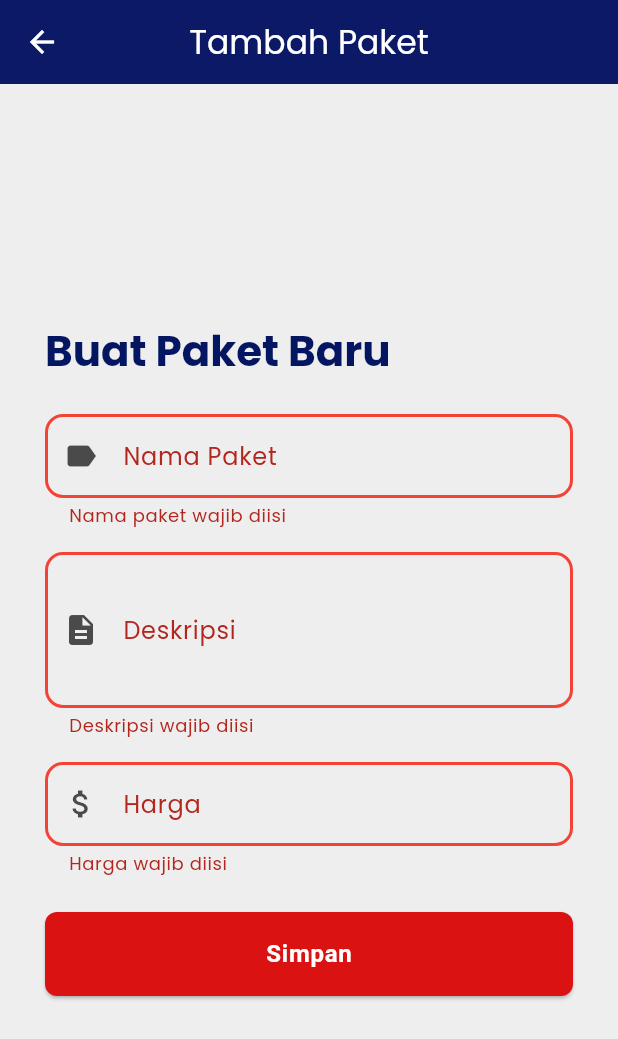
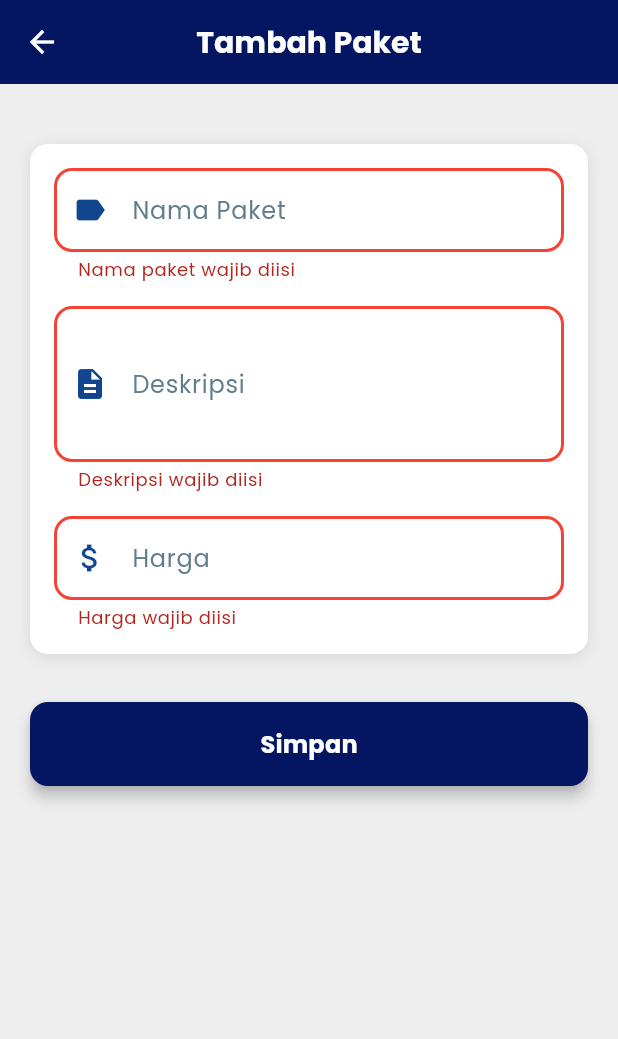
Before and after one commit to Arafian01/Flutter-Project, a Flutter app: the AddPaketPage screen opened by its route, after a tap on "Simpan", on a phone screen of 412 x 824 dp. Shown: the top 1039 px of the screen. Run offline on Flutter 3.47's test engine with Material 3 defaults, Android fonts, the phone set to English and light mode, and no system bars; our stand-ins replace cloud_firestore, firebase_auth, firebase_core, flutter_secure_storage, flutter_staggered_animations, google_fonts and 4 more; missing offline and left inert: dart_frog, postgres; accounts and stored records are empty.

Commit message:
Update add_paket_page.dart

```diff
--- a/project_wifi/lib/pages/admin/paket/add_paket_page.dart
+++ b/project_wifi/lib/pages/admin/paket/add_paket_page.dart
@@ -19,19 +19,19 @@ class _AddPaketPageState extends State<AddPaketPage> with SingleTickerProviderSt
   bool _isSaving = false;
   late AnimationController _controller;
   late Animation<double> _fadeAnimation;
-  late Animation<double> _scaleAnimation;
+  late Animation<Offset> _slideAnimation;
 
   @override
   void initState() {
     super.initState();
     _controller = AnimationController(
       vsync: this,
-      duration: const Duration(milliseconds: 500),
+      duration: const Duration(milliseconds: 600),
     );
     _fadeAnimation = Tween<double>(begin: 0.0, end: 1.0).animate(
       CurvedAnimation(parent: _controller, curve: Curves.easeInOut),
     );
-    _scaleAnimation = Tween<double>(begin: 0.8, end: 1.0).animate(
+    _slideAnimation = Tween<Offset>(begin: const Offset(0, 0.2), end: Offset.zero).animate(
       CurvedAnimation(parent: _controller, curve: Curves.easeInOut),
     );
     _controller.forward();
@@ -77,19 +77,37 @@ class _AddPaketPageState extends State<AddPaketPage> with SingleTickerProviderSt
     showDialog(
       context: context,
       builder: (_) => AlertDialog(
-        shape: RoundedRectangleBorder(borderRadius: BorderRadius.circular(AppSizes.radiusMedium)),
+        shape: RoundedRectangleBorder(borderRadius: BorderRadius.circular(12)),
+        backgroundColor: AppColors.white,
         title: Row(
           children: [
-            Icon(Icons.error, color: AppColors.accentRed, size: AppSizes.iconSizeMedium),
-            const SizedBox(width: AppSizes.paddingSmall),
-            const Text('Gagal'),
+            const Icon(Icons.error, color: AppColors.accentRed, size: 24),
+            const SizedBox(width: 8),
+            Text(
+              'Gagal',
+              style: Theme.of(context).textTheme.titleMedium?.copyWith(
+                color: AppColors.primaryBlue,
+                fontWeight: FontWeight.bold,
+              ),
+            ),
           ],
         ),
-        content: Text(message, style: Theme.of(context).textTheme.bodyMedium),
+        content: Text(
+          message,
+          style: Theme.of(context).textTheme.bodyMedium?.copyWith(
+            color: AppColors.textSecondaryBlue,
+          ),
+        ),
         actions: [
           TextButton(
             onPressed: () => Navigator.pop(context),
-            child: const Text('OK', style: TextStyle(color: AppColors.accentRed)),
+            child: Text(
+              'OK',
+              style: Theme.of(context).textTheme.bodyMedium?.copyWith(
+                color: AppColors.accentRed,
+                fontWeight: FontWeight.bold,
+              ),
+            ),
           ),
         ],
       ),
@@ -98,104 +116,182 @@ class _AddPaketPageState extends State<AddPaketPage> with SingleTickerProviderSt
 
   @override
   Widget build(BuildContext context) {
-    final isSmallScreen = MediaQuery.of(context).size.width < 600;
-
     return Scaffold(
       backgroundColor: AppColors.backgroundLight,
       appBar: AppBar(
         backgroundColor: AppColors.primaryBlue,
-        title: const Text('Tambah Paket'),
-        foregroundColor: AppColors.white,
-        centerTitle: true,
+        title: const Text(
+          'Tambah Paket',
+          style: TextStyle(
+            color: AppColors.white,
+            fontWeight: FontWeight.bold,
+            fontSize: 20,
+          ),
+        ),
         leading: IconButton(
-          icon: const Icon(Icons.arrow_back, size: AppSizes.iconSizeMedium),
+          icon: const Icon(Icons.arrow_back, color: AppColors.white, size: 24),
           onPressed: () => Navigator.pop(context),
           tooltip: 'Kembali',
         ),
+        centerTitle: true,
+        elevation: 0,
       ),
-      body: Center(
-        child: Container(
-          constraints: const BoxConstraints(maxWidth: 400),
-          padding: const EdgeInsets.all(AppSizes.paddingLarge),
+      body: SafeArea(
         child: SingleChildScrollView(
+          padding: const EdgeInsets.symmetric(horizontal: 20, vertical: 16),
           child: FadeTransition(
             opacity: _fadeAnimation,
-              child: ScaleTransition(
-                scale: _scaleAnimation,
+            child: SlideTransition(
+              position: _slideAnimation,
               child: Form(
                 key: _formKey,
                 child: Column(
-                    mainAxisSize: MainAxisSize.min,
-                    crossAxisAlignment: CrossAxisAlignment.start,
+                  crossAxisAlignment: CrossAxisAlignment.stretch,
                   children: [
-                      Text(
-                        'Buat Paket Baru',
-                        style: Theme.of(context).textTheme.headlineMedium?.copyWith(
-                          color: AppColors.primaryBlue,
-                          fontWeight: FontWeight.bold,
+                    const SizedBox(height: 24),
+                    Container(
+                      decoration: BoxDecoration(
+                        color: AppColors.white,
+                        borderRadius: BorderRadius.circular(12),
+                        boxShadow: [
+                          BoxShadow(
+                            color: Colors.black.withOpacity(0.1),
+                            blurRadius: 8,
+                            offset: const Offset(0, 2),
                           ),
+                        ],
                       ),
-                      const SizedBox(height: AppSizes.paddingLarge),
+                      padding: const EdgeInsets.all(16),
+                      child: Column(
+                        children: [
                           TextFormField(
                             controller: _nameController,
                             validator: (value) {
-                          if (value == null || value.trim().isEmpty) return 'Nama paket wajib diisi';
+                              if (value == null || value.trim().isEmpty) {
+                                return 'Nama paket wajib diisi';
+                              }
                               return null;
                             },
-                        decoration: const InputDecoration(
+                            decoration: InputDecoration(
                               labelText: 'Nama Paket',
                               hintText: 'Masukkan nama paket',
-                          prefixIcon: Icon(Icons.label, color: AppColors.textSecondary),
+                              prefixIcon: const Icon(Icons.label, color: AppColors.secondaryBlue),
+                              border: OutlineInputBorder(
+                                borderRadius: BorderRadius.circular(8),
+                                borderSide: const BorderSide(color: AppColors.secondaryBlue),
+                              ),
+                              enabledBorder: OutlineInputBorder(
+                                borderRadius: BorderRadius.circular(8),
+                                borderSide: const BorderSide(color: AppColors.secondaryBlue, width: 1),
+                              ),
+                              focusedBorder: OutlineInputBorder(
+                                borderRadius: BorderRadius.circular(8),
+                                borderSide: const BorderSide(color: AppColors.primaryBlue, width: 2),
+                              ),
+                              labelStyle: const TextStyle(color: AppColors.textSecondaryBlue),
                             ),
                             textInputAction: TextInputAction.next,
+                            style: const TextStyle(fontSize: 16),
                           ),
-                      const SizedBox(height: AppSizes.paddingMedium),
+                          const SizedBox(height: 16),
                           TextFormField(
                             controller: _descController,
                             validator: (value) {
-                          if (value == null || value.trim().isEmpty) return 'Deskripsi wajib diisi';
+                              if (value == null || value.trim().isEmpty) {
+                                return 'Deskripsi wajib diisi';
+                              }
                               return null;
                             },
-                        decoration: const InputDecoration(
+                            decoration: InputDecoration(
                               labelText: 'Deskripsi',
                               hintText: 'Masukkan deskripsi paket',
-                          prefixIcon: Icon(Icons.description, color: AppColors.textSecondary),
+                              prefixIcon: const Icon(Icons.description, color: AppColors.secondaryBlue),
+                              border: OutlineInputBorder(
+                                borderRadius: BorderRadius.circular(8),
+                                borderSide: const BorderSide(color: AppColors.secondaryBlue),
+                              ),
+                              enabledBorder: OutlineInputBorder(
+                                borderRadius: BorderRadius.circular(8),
+                                borderSide: const BorderSide(color: AppColors.secondaryBlue, width: 1),
+                              ),
+                              focusedBorder: OutlineInputBorder(
+                                borderRadius: BorderRadius.circular(8),
+                                borderSide: const BorderSide(color: AppColors.primaryBlue, width: 2),
+                              ),
+                              labelStyle: const TextStyle(color: AppColors.textSecondaryBlue),
                             ),
                             maxLines: 3,
                             textInputAction: TextInputAction.next,
+                            style: const TextStyle(fontSize: 16),
                           ),
-                      const SizedBox(height: AppSizes.paddingMedium),
+                          const SizedBox(height: 16),
                           TextFormField(
                             controller: _priceController,
                             validator: (value) {
-                          if (value == null || value.trim().isEmpty) return 'Harga wajib diisi';
+                              if (value == null || value.trim().isEmpty) {
+                                return 'Harga wajib diisi';
+                              }
                               final parsed = int.tryParse(value.trim());
-                          if (parsed == null || parsed <= 0) return 'Masukkan harga yang valid';
+                              if (parsed == null || parsed <= 0) {
+                                return 'Masukkan harga yang valid';
+                              }
                               return null;
                             },
                             keyboardType: TextInputType.number,
-                        decoration: const InputDecoration(
+                            decoration: InputDecoration(
                               labelText: 'Harga',
                               hintText: 'Masukkan harga paket',
-                          prefixIcon: Icon(Icons.attach_money, color: AppColors.textSecondary),
+                              prefixIcon: const Icon(Icons.attach_money, color: AppColors.secondaryBlue),
+                              border: OutlineInputBorder(
+                                borderRadius: BorderRadius.circular(8),
+                                borderSide: const BorderSide(color: AppColors.secondaryBlue),
+                              ),
+                              enabledBorder: OutlineInputBorder(
+                                borderRadius: BorderRadius.circular(8),
+                                borderSide: const BorderSide(color: AppColors.secondaryBlue, width: 1),
+                              ),
+                              focusedBorder: OutlineInputBorder(
+                                borderRadius: BorderRadius.circular(8),
+                                borderSide: const BorderSide(color: AppColors.primaryBlue, width: 2),
+                              ),
+                              labelStyle: const TextStyle(color: AppColors.textSecondaryBlue),
                             ),
                             textInputAction: TextInputAction.done,
+                            style: const TextStyle(fontSize: 16),
                           ),
-                      const SizedBox(height: AppSizes.paddingLarge),
+                        ],
+                      ),
+                    ),
+                    const SizedBox(height: 32),
                     AnimatedSwitcher(
                       duration: const Duration(milliseconds: 300),
                       child: _isSaving
-                            ? const Center(child: CircularProgressIndicator(valueColor: AlwaysStoppedAnimation<Color>(AppColors.accentRed)))
-                            : SizedBox(
-                          width: double.infinity,
-                          child: ElevatedButton(
+                          ? const Center(
+                        child: CircularProgressIndicator(
+                          valueColor: AlwaysStoppedAnimation<Color>(AppColors.accentRed),
+                        ),
+                      )
+                          : ElevatedButton(
                         onPressed: _save,
+                        style: ElevatedButton.styleFrom(
+                          backgroundColor: AppColors.primaryBlue,
+                          foregroundColor: AppColors.white,
+                          padding: const EdgeInsets.symmetric(vertical: 16),
+                          shape: RoundedRectangleBorder(
+                            borderRadius: BorderRadius.circular(12),
+                          ),
+                          textStyle: Theme.of(context).textTheme.titleMedium?.copyWith(
+                            fontWeight: FontWeight.bold,
+                            fontSize: 16,
+                          ),
+                          minimumSize: const Size(double.infinity, 56),
+                          elevation: 4,
+                        ),
                         child: const Text('Simpan'),
                       ),
                     ),
-                      ),
+                    const SizedBox(height: 24),
                   ],
-                  ),
                 ),
               ),
             ),
```
Lines whose indentation alone changed are shown as unchanged.
